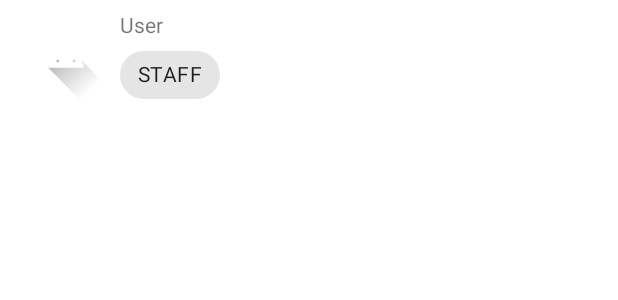
After one commit to cwhsiaoo/GithubUsers, an Android app: the layout list_user.xml on its own in the app's theme, with its tools: preview values and no code run, on a phone screen of 412 x 824 dp. The commit adds this screen. Shown: the top 300 px of the screen. Run offline under Robolectric (Android 15) with nearby library versions, the phone set to English and light mode, and no system bars; network calls fail.

Commit message:
feat: Add FixUserListAdapter for 1st page user
Signed-off-by: Lionel Hsiao <cwhsiao.lionel@gmail.com>

```diff
--- a/app/src/main/java/xlet/android/example/githubusers/repository/api/GithubApi.kt
+++ b/app/src/main/java/xlet/android/example/githubusers/repository/api/GithubApi.kt
@@ -1,8 +1,10 @@
 package xlet.android.example.githubusers.repository.api
 
 import io.reactivex.Observable
+import io.reactivex.Single
 import retrofit2.Response
 import retrofit2.http.GET
+import retrofit2.http.Headers
 import retrofit2.http.Query
 import xlet.android.example.githubusers.model.User
 
@@ -12,4 +14,8 @@ interface GithubApi {
     fun getUserList(
         @Query("since") since: Int = 0
     ): Observable<Response<List<User>>>
+
+    @Headers("Accept: application/vnd.github.v3+json")
+    @GET("users")
+    fun getFirstUserList(): Single<List<User>>
 }
--- a/app/src/main/java/xlet/android/example/githubusers/ui/UserListViewModel.kt
+++ b/app/src/main/java/xlet/android/example/githubusers/ui/UserListViewModel.kt
@@ -2,9 +2,10 @@ package xlet.android.example.githubusers.ui
 
 import androidx.hilt.lifecycle.ViewModelInject
 import androidx.lifecycle.ViewModel
+import xlet.android.example.githubusers.repository.UserRepository
 
 class UserListViewModel @ViewModelInject constructor(
-
+    private val _userRepository: UserRepository
 ) : ViewModel() {
-
+    val userList by lazy { _userRepository.getFirstUserList() }
 }
--- a/app/src/main/res/layout/fragment_user_list.xml
+++ b/app/src/main/res/layout/fragment_user_list.xml
@@ -1,11 +1,13 @@
 <?xml version="1.0" encoding="utf-8"?>
 <FrameLayout xmlns:android="http://schemas.android.com/apk/res/android"
+    xmlns:app="http://schemas.android.com/apk/res-auto"
     android:layout_width="match_parent"
     android:layout_height="match_parent">
 
     <androidx.recyclerview.widget.RecyclerView
         android:id="@+id/recycler_view"
         android:layout_width="match_parent"
-        android:layout_height="match_parent" />
+        android:layout_height="match_parent"
+        app:layoutManager="androidx.recyclerview.widget.LinearLayoutManager" />
 
 </FrameLayout>
--- /dev/null
+++ b/app/src/main/res/layout/list_user.xml
@@ -0,0 +1,60 @@
+<?xml version="1.0" encoding="utf-8"?>
+<layout>
+
+    <data>
+
+        <import type="xlet.android.example.githubusers.model.User" />
+
+        <variable
+            name="user"
+            type="User" />
+
+    </data>
+
+    <androidx.constraintlayout.widget.ConstraintLayout xmlns:android="http://schemas.android.com/apk/res/android"
+        xmlns:app="http://schemas.android.com/apk/res-auto"
+        xmlns:tools="http://schemas.android.com/tools"
+        android:layout_width="match_parent"
+        android:layout_height="?listPreferredItemHeightLarge">
+
+        <com.google.android.material.imageview.ShapeableImageView
+            android:id="@+id/iv_avatar"
+            android:layout_width="56dp"
+            android:layout_height="0dp"
+            android:layout_marginStart="16dp"
+            android:adjustViewBounds="true"
+            android:scaleType="centerCrop"
+            app:imageUrl="@{user.avatarUrl}"
+            app:layout_constraintBottom_toBottomOf="parent"
+            app:layout_constraintDimensionRatio="1"
+            app:layout_constraintStart_toStartOf="parent"
+            app:layout_constraintTop_toTopOf="parent"
+            app:shapeAppearanceOverlay="@style/ShapeAppearanceOverlay.Circle"
+            tools:src="@drawable/ic_launcher_foreground" />
+
+        <TextView
+            android:id="@+id/tv_name"
+            android:layout_width="0dp"
+            android:layout_height="wrap_content"
+            android:layout_marginStart="8dp"
+            android:layout_marginEnd="16dp"
+            android:text="@{user.userName}"
+            app:layout_constraintBottom_toTopOf="@+id/badge"
+            app:layout_constraintEnd_toEndOf="parent"
+            app:layout_constraintStart_toEndOf="@+id/iv_avatar"
+            app:layout_constraintTop_toTopOf="@+id/iv_avatar"
+            tools:text="User" />
+
+        <com.google.android.material.chip.Chip
+            android:id="@+id/badge"
+            android:layout_width="wrap_content"
+            android:layout_height="wrap_content"
+            android:layout_marginStart="8dp"
+            android:text="STAFF"
+            app:goneUnless="@{user.isSiteAdmin()}"
+            app:layout_constraintBottom_toBottomOf="@+id/iv_avatar"
+            app:layout_constraintStart_toEndOf="@+id/iv_avatar"
+            app:layout_constraintTop_toBottomOf="@+id/tv_name" />
+
+    </androidx.constraintlayout.widget.ConstraintLayout>
+</layout>
--- a/app/src/main/res/values/styles.xml
+++ b/app/src/main/res/values/styles.xml
@@ -1,10 +1,14 @@
 <resources>
     <!-- Base application theme. -->
-    <style name="AppTheme" parent="Theme.AppCompat.Light.DarkActionBar">
+    <style name="AppTheme" parent="Theme.MaterialComponents.Light.NoActionBar">
         <!-- Customize your theme here. -->
         <item name="colorPrimary">@color/colorPrimary</item>
         <item name="colorPrimaryDark">@color/colorPrimaryDark</item>
         <item name="colorAccent">@color/colorAccent</item>
     </style>
 
+    <style name="ShapeAppearanceOverlay.Circle">
+        <item name="cornerSize">50%</item>
+    </style>
+
 </resources>
```
Also changed, not shown: app/src/main/java/xlet/android/example/githubusers/model/User.kt (+12 -1 lines), app/src/main/java/xlet/android/example/githubusers/repository/UserRepository.kt (added, +10 -0 lines), app/src/main/java/xlet/android/example/githubusers/ui/FixUserListAdapter.kt (added, +27 -0 lines), app/src/main/java/xlet/android/example/githubusers/ui/UserListFragment.kt (+15 -0 lines), app/src/main/java/xlet/android/example/githubusers/ui/UserViewHolder.kt (added, +23 -0 lines), app/src/main/java/xlet/android/example/githubusers/util/BindingUtils.kt (added, +28 -0 lines).
